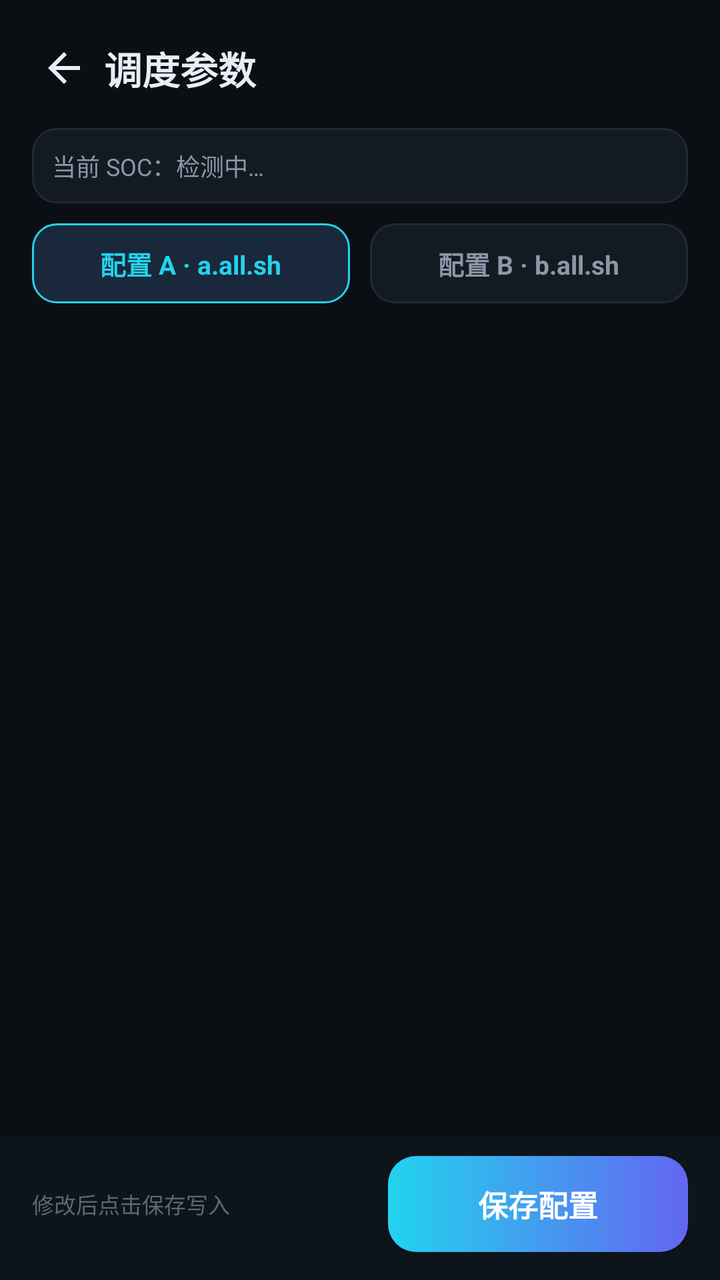
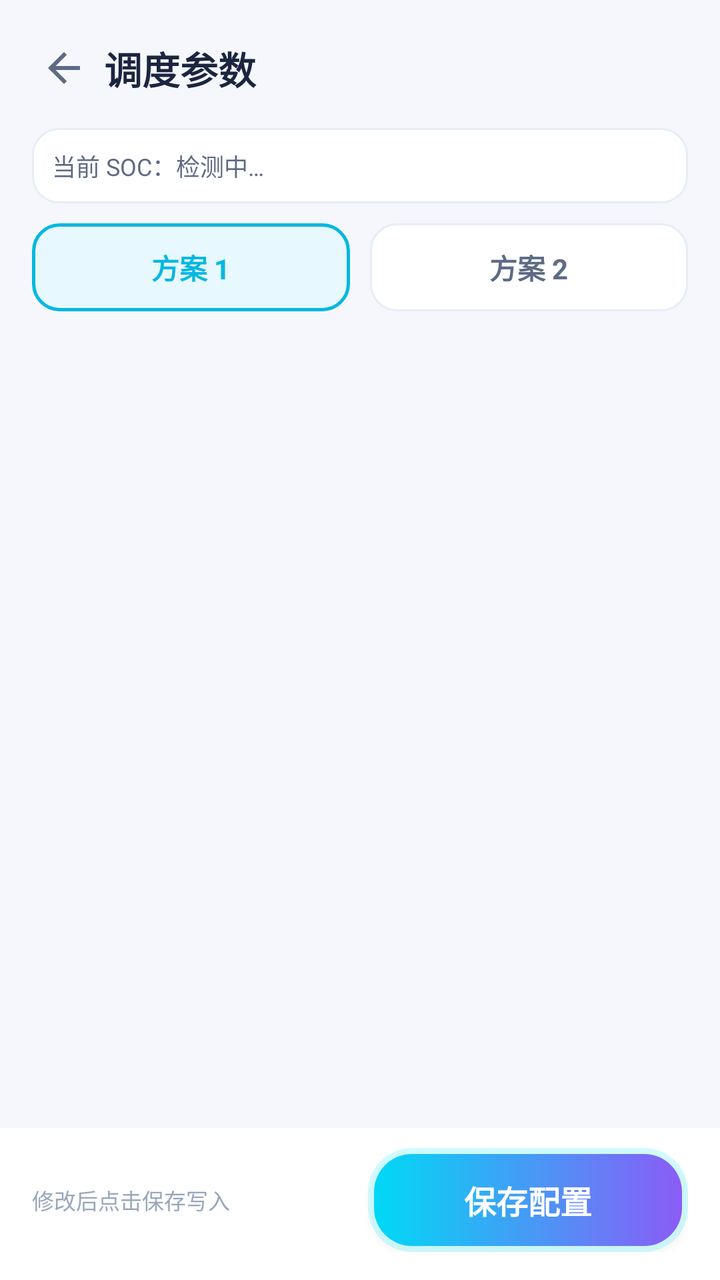

The first picture is an Android layout as it rendered before a commit; the second is the same layout after the commit. The layout source and the unified diff follow.
<!-- AndroidManifest.xml: application theme AppTheme -->
<!-- res/layout/activity_schedule.xml -->
<?xml version="1.0" encoding="utf-8"?>
<LinearLayout xmlns:android="http://schemas.android.com/apk/res/android"
    android:layout_width="match_parent"
    android:layout_height="match_parent"
    android:orientation="vertical">

    
    <LinearLayout
        android:layout_width="match_parent"
        android:layout_height="wrap_content"
        android:orientation="horizontal"
        android:gravity="center_vertical"
        android:paddingStart="12dp"
        android:paddingEnd="20dp"
        android:paddingTop="14dp"
        android:paddingBottom="10dp">

        <ImageView
            android:id="@+id/btnBack"
            android:layout_width="40dp"
            android:layout_height="40dp"
            android:padding="8dp"
            android:src="@drawable/ic_back"
            android:background="?android:attr/selectableItemBackgroundBorderless"
            android:contentDescription="返回" />

        <TextView
            android:layout_width="0dp"
            android:layout_height="wrap_content"
            android:layout_weight="1"
            android:text="调度参数"
            android:textColor="@color/textPrimary"
            android:textSize="19sp"
            android:textStyle="bold" />
    </LinearLayout>

    
    <TextView
        android:id="@+id/socTip"
        android:layout_width="match_parent"
        android:layout_height="wrap_content"
        android:layout_marginStart="16dp"
        android:layout_marginEnd="16dp"
        android:background="@drawable/bg_tab"
        android:padding="10dp"
        android:text="当前 SOC：检测中…"
        android:textColor="@color/textSecondary"
        android:textSize="12sp" />

    
    <LinearLayout
        android:layout_width="match_parent"
        android:layout_height="wrap_content"
        android:orientation="horizontal"
        android:layout_marginStart="16dp"
        android:layout_marginEnd="16dp"
        android:layout_marginTop="10dp">

        <TextView
            android:id="@+id/tabA"
            android:layout_width="0dp"
            android:layout_height="40dp"
            android:layout_weight="1"
            android:gravity="center"
            android:background="@drawable/bg_tab_sel"
            android:text="配置 A · a.all.sh"
            android:textColor="@color/accent"
            android:textSize="13sp"
            android:textStyle="bold" />

        <View
            android:layout_width="10dp"
            android:layout_height="1dp" />

        <TextView
            android:id="@+id/tabB"
            android:layout_width="0dp"
            android:layout_height="40dp"
            android:layout_weight="1"
            android:gravity="center"
            android:background="@drawable/bg_tab"
            android:text="配置 B · b.all.sh"
            android:textColor="@color/textSecondary"
            android:textSize="13sp"
            android:textStyle="bold" />
    </LinearLayout>

    <ScrollView
        android:id="@+id/scroll"
        android:layout_width="match_parent"
        android:layout_height="0dp"
        android:layout_weight="1"
        android:scrollbars="none">

        <LinearLayout
            android:id="@+id/modesContainer"
            android:layout_width="match_parent"
            android:layout_height="wrap_content"
            android:orientation="vertical"
            android:paddingStart="16dp"
            android:paddingEnd="16dp"
            android:paddingTop="14dp"
            android:paddingBottom="24dp" />
    </ScrollView>

    
    <LinearLayout
        android:layout_width="match_parent"
        android:layout_height="wrap_content"
        android:orientation="horizontal"
        android:gravity="center_vertical"
        android:paddingStart="16dp"
        android:paddingEnd="16dp"
        android:paddingTop="10dp"
        android:paddingBottom="14dp"
        android:background="@color/titleBar">

        <TextView
            android:id="@+id/saveHint"
            android:layout_width="0dp"
            android:layout_height="wrap_content"
            android:layout_weight="1"
            android:text="修改后点击保存写入"
            android:textColor="@color/textDim"
            android:textSize="11sp" />

        <Button
            android:id="@+id/saveBtn"
            android:layout_width="150dp"
            android:layout_height="48dp"
            android:background="@drawable/btn_primary"
            android:text="保存配置"
            android:textColor="#FFFFFF"
            android:textSize="15sp"
            android:textStyle="bold" />
    </LinearLayout>
</LinearLayout>
<!-- resources referenced by this layout -->
<resources>
  <color name="accent">#22D3EE</color>
  <color name="textDim">#5C6875</color>
  <color name="textPrimary">#E8EEF5</color>
  <color name="textSecondary">#8B98A8</color>
  <color name="titleBar">#0E141C</color>
  <!-- drawable bg_tab (drawable) -->
  <?xml version="1.0" encoding="utf-8"?>
  <shape xmlns:android="http://schemas.android.com/apk/res/android">
      <solid android:color="@color/bgCard" />
      <corners android:radius="12dp" />
      <stroke android:width="1dp" android:color="@color/bgCardStroke" />
  </shape>
  <!-- drawable bg_tab_sel (drawable) -->
  <?xml version="1.0" encoding="utf-8"?>
  <shape xmlns:android="http://schemas.android.com/apk/res/android">
      <solid android:color="@color/accentSoft" />
      <corners android:radius="12dp" />
      <stroke android:width="1dp" android:color="@color/accent" />
  </shape>
  <!-- drawable btn_primary (drawable) -->
  <?xml version="1.0" encoding="utf-8"?>
  <shape xmlns:android="http://schemas.android.com/apk/res/android">
      <gradient android:startColor="#22D3EE" android:endColor="#6366F1" android:angle="0" />
      <corners android:radius="14dp" />
  </shape>
  <!-- drawable ic_back (drawable) -->
  <?xml version="1.0" encoding="utf-8"?>
  <vector xmlns:android="http://schemas.android.com/apk/res/android"
      android:width="24dp" android:height="24dp"
      android:viewportWidth="24" android:viewportHeight="24">
      <path android:fillColor="#E8EEF5"
          android:pathData="M20,11H7.83l5.59,-5.59L12,4l-8,8 8,8 1.41,-1.41L7.83,13H20v-2z" />
  </vector>
  <style name="AppTheme" parent="android:Theme.Material.NoActionBar">
          <item name="android:windowBackground">@color/bg</item>
          <item name="android:colorPrimary">@color/accent</item>
          <item name="android:colorAccent">@color/accent</item>
          <item name="android:statusBarColor">@color/bg</item>
          <item name="android:navigationBarColor">@color/bg</item>
          <item name="android:windowLightStatusBar">false</item>
          <item name="android:colorControlActivated">@color/accent</item>
          <item name="android:colorControlNormal">@color/textDim</item>
      </style>
  <color name="bgCard">#141A22</color>
  <color name="bgCardStroke">#1F2A38</color>
  <color name="accentSoft">#19283A</color>
  <color name="bg">#0B0F14</color>
</resources>

<!-- the commit's change to res/layout/activity_schedule.xml (unified diff, before → after) -->
@@ -59,13 +59,13 @@
         <TextView
             android:id="@+id/tabA"
             android:layout_width="0dp"
-            android:layout_height="40dp"
+            android:layout_height="44dp"
             android:layout_weight="1"
             android:gravity="center"
             android:background="@drawable/bg_tab_sel"
-            android:text="配置 A · a.all.sh"
+            android:text="方案 1"
             android:textColor="@color/accent"
-            android:textSize="13sp"
+            android:textSize="14sp"
             android:textStyle="bold" />
 
         <View
@@ -75,13 +75,13 @@
         <TextView
             android:id="@+id/tabB"
             android:layout_width="0dp"
-            android:layout_height="40dp"
+            android:layout_height="44dp"
             android:layout_weight="1"
             android:gravity="center"
             android:background="@drawable/bg_tab"
-            android:text="配置 B · b.all.sh"
+            android:text="方案 2"
             android:textColor="@color/textSecondary"
-            android:textSize="13sp"
+            android:textSize="14sp"
             android:textStyle="bold" />
     </LinearLayout>
 
@@ -126,12 +126,12 @@
 
         <Button
             android:id="@+id/saveBtn"
-            android:layout_width="150dp"
-            android:layout_height="48dp"
+            android:layout_width="160dp"
+            android:layout_height="52dp"
             android:background="@drawable/btn_primary"
             android:text="保存配置"
             android:textColor="#FFFFFF"
-            android:textSize="15sp"
+            android:textSize="16sp"
             android:textStyle="bold" />
     </LinearLayout>
 </LinearLayout>
<!-- resource entries referenced after the edit -->
@@ -1,51 +1,61 @@
 <!-- resources referenced by this layout -->
 <resources>
-  <color name="accent">#22D3EE</color>
-  <color name="textDim">#5C6875</color>
-  <color name="textPrimary">#E8EEF5</color>
-  <color name="textSecondary">#8B98A8</color>
-  <color name="titleBar">#0E141C</color>
+  <color name="accent">#00B8E0</color>
+  <color name="textDim">#9AA7BD</color>
+  <color name="textPrimary">#1B2540</color>
+  <color name="textSecondary">#5D6B85</color>
+  <color name="titleBar">#FFFFFF</color>
   <!-- drawable bg_tab (drawable) -->
   <?xml version="1.0" encoding="utf-8"?>
   <shape xmlns:android="http://schemas.android.com/apk/res/android">
       <solid android:color="@color/bgCard" />
-      <corners android:radius="12dp" />
+      <corners android:radius="13dp" />
       <stroke android:width="1dp" android:color="@color/bgCardStroke" />
   </shape>
   <!-- drawable bg_tab_sel (drawable) -->
   <?xml version="1.0" encoding="utf-8"?>
   <shape xmlns:android="http://schemas.android.com/apk/res/android">
       <solid android:color="@color/accentSoft" />
-      <corners android:radius="12dp" />
-      <stroke android:width="1dp" android:color="@color/accent" />
+      <corners android:radius="13dp" />
+      <stroke android:width="1.5dp" android:color="@color/accent" />
   </shape>
   <!-- drawable btn_primary (drawable) -->
   <?xml version="1.0" encoding="utf-8"?>
-  <shape xmlns:android="http://schemas.android.com/apk/res/android">
-      <gradient android:startColor="#22D3EE" android:endColor="#6366F1" android:angle="0" />
-      <corners android:radius="14dp" />
-  </shape>
+  <layer-list xmlns:android="http://schemas.android.com/apk/res/android">
+      <item>
+          <shape>
+              <solid android:color="#2E00E5FF" />
+              <corners android:radius="22dp" />
+          </shape>
+      </item>
+      <item android:left="3dp" android:top="3dp" android:right="3dp" android:bottom="3dp">
+          <shape>
+              <gradient android:startColor="#00D9F5" android:endColor="#8B5CF6" android:angle="0" />
+              <corners android:radius="19dp" />
+          </shape>
+      </item>
+  </layer-list>
   <!-- drawable ic_back (drawable) -->
   <?xml version="1.0" encoding="utf-8"?>
   <vector xmlns:android="http://schemas.android.com/apk/res/android"
       android:width="24dp" android:height="24dp"
       android:viewportWidth="24" android:viewportHeight="24">
-      <path android:fillColor="#E8EEF5"
+      <path android:fillColor="#5D6B85"
           android:pathData="M20,11H7.83l5.59,-5.59L12,4l-8,8 8,8 1.41,-1.41L7.83,13H20v-2z" />
   </vector>
-  <style name="AppTheme" parent="android:Theme.Material.NoActionBar">
+  <style name="AppTheme" parent="android:Theme.Material.Light.NoActionBar">
           <item name="android:windowBackground">@color/bg</item>
           <item name="android:colorPrimary">@color/accent</item>
           <item name="android:colorAccent">@color/accent</item>
           <item name="android:statusBarColor">@color/bg</item>
           <item name="android:navigationBarColor">@color/bg</item>
-          <item name="android:windowLightStatusBar">false</item>
+          <item name="android:windowLightStatusBar">true</item>
           <item name="android:colorControlActivated">@color/accent</item>
           <item name="android:colorControlNormal">@color/textDim</item>
       </style>
-  <color name="bgCard">#141A22</color>
-  <color name="bgCardStroke">#1F2A38</color>
-  <color name="accentSoft">#19283A</color>
-  <color name="bg">#0B0F14</color>
+  <color name="bgCard">#FFFFFF</color>
+  <color name="bgCardStroke">#E8EDF5</color>
+  <color name="accentSoft">#E7F8FE</color>
+  <color name="bg">#F5F7FC</color>
 </resources>
 
